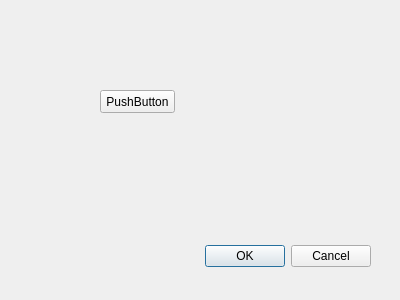
Above: Scotland_Yard_Project/settings.ui from Tomek3/Scotland-Yard before the change. Below: the same form after it.
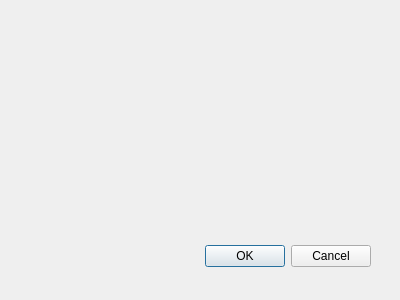
That is the form after the change.

What changed in the file:
```diff
--- a/Scotland_Yard_Project/settings.ui
+++ b/Scotland_Yard_Project/settings.ui
@@ -29,19 +29,6 @@
     <set>QDialogButtonBox::Cancel|QDialogButtonBox::Ok</set>
    </property>
   </widget>
-  <widget class="QPushButton" name="pushButton">
-   <property name="geometry">
-    <rect>
-     <x>100</x>
-     <y>90</y>
-     <width>75</width>
-     <height>23</height>
-    </rect>
-   </property>
-   <property name="text">
-    <string>PushButton</string>
-   </property>
-  </widget>
  </widget>
  <resources/>
  <connections>
```
